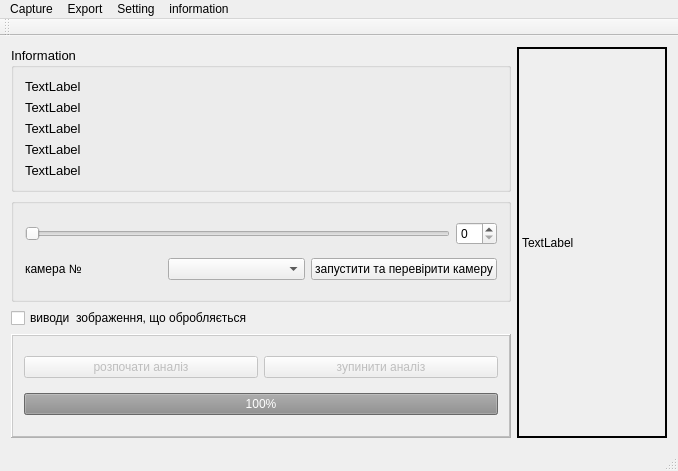
This is AnalyzerFoam/mainwindow.ui in alishkaLala/good as Qt 5 draws it before an edit. The edited form follows.
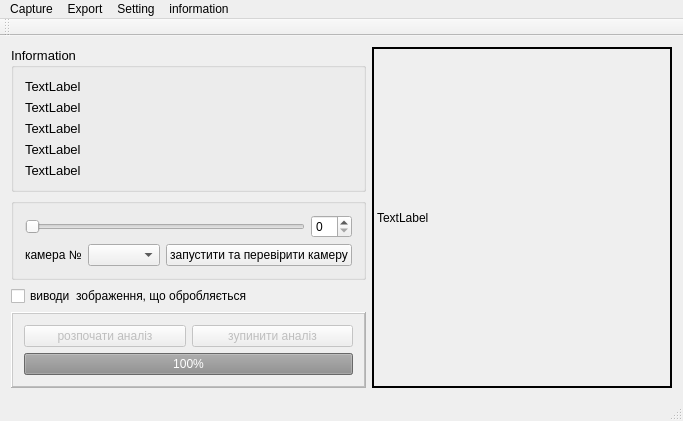
This is the edited form.

What changed in the file:
```diff
--- a/AnalyzerFoam/mainwindow.ui
+++ b/AnalyzerFoam/mainwindow.ui
@@ -6,8 +6,8 @@
    <rect>
     <x>0</x>
     <y>0</y>
-    <width>678</width>
-    <height>471</height>
+    <width>652</width>
+    <height>391</height>
    </rect>
   </property>
   <property name="windowTitle">
@@ -91,10 +91,16 @@
     </item>
     <item row="0" column="1" rowspan="4">
      <widget class="QLabel" name="capturePicture">
+      <property name="sizePolicy">
+       <sizepolicy hsizetype="Preferred" vsizetype="Preferred">
+        <horstretch>50</horstretch>
+        <verstretch>100</verstretch>
+       </sizepolicy>
+      </property>
       <property name="minimumSize">
        <size>
-        <width>0</width>
-        <height>0</height>
+        <width>300</width>
+        <height>300</height>
        </size>
       </property>
       <property name="maximumSize">
@@ -224,7 +230,7 @@
     <rect>
      <x>0</x>
      <y>0</y>
-     <width>678</width>
+     <width>652</width>
      <height>21</height>
     </rect>
    </property>
```
